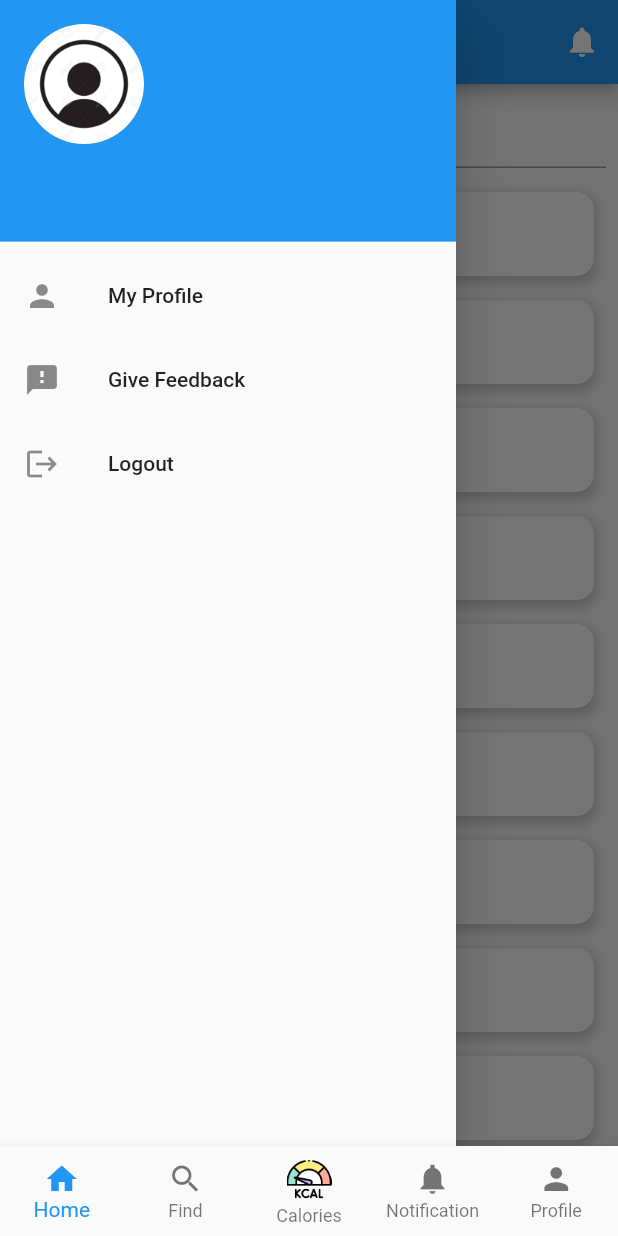
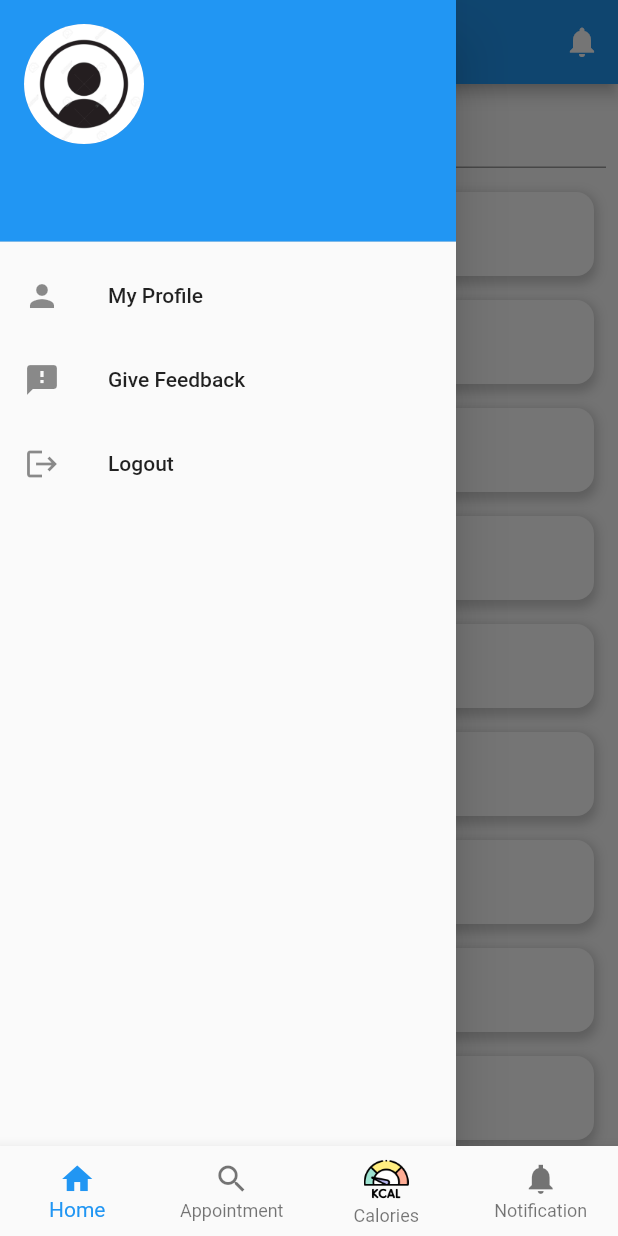
Before and after one commit to Nouman-Tasif/e-willness, a Flutter app: the TabScreen screen opened directly, scrolled down 576 dp, after a tap on the "menu" icon, on a phone screen of 412 x 824 dp. Run offline on Flutter 3.47's test engine with Material 2 defaults, Android fonts, the phone set to English and light mode, and no system bars; our stand-ins replace cloud_firestore, firebase_auth, firebase_core, firebase_messaging, firebase_storage, flutter_local_notifications and 6 more; missing offline and left inert: flutter_3d_choice_chip, pretty_gauge; accounts and stored records are empty; network calls fail.

Commit message:
notification added for all users

```diff
--- /dev/null
+++ b/lib/pushNotifications/notifications_services.dart
@@ -0,0 +1,127 @@
+import 'dart:math';
+
+import 'package:firebase_messaging/firebase_messaging.dart';
+import 'package:flutter/foundation.dart';
+import 'package:flutter/material.dart';
+import 'package:flutter_local_notifications/flutter_local_notifications.dart';
+import 'package:myproject/screen/notification_screen.dart';
+
+class NotificationService {
+  FirebaseMessaging messaging = FirebaseMessaging.instance;
+  final FlutterLocalNotificationsPlugin flutterLocalNotificationsPlugin = FlutterLocalNotificationsPlugin();
+  List<RemoteMessage> notifications = []; // Add this list to store notifications
+
+  void requestNotificationPermission() async {
+    NotificationSettings settings = await messaging.requestPermission(
+      alert: true,
+      announcement: true,
+      badge: true,
+      carPlay: true,
+      criticalAlert: true,
+      provisional: true,
+      sound: true,
+    );
+    if (settings.authorizationStatus == AuthorizationStatus.authorized) {
+      debugPrint("User granted permission");
+    } else if (settings.authorizationStatus == AuthorizationStatus.provisional) {
+      debugPrint("User granted provisional permission");
+    } else {
+      debugPrint("User granted no permission");
+    }
+  }
+
+  void initLocalNotifications(BuildContext context, RemoteMessage message) async {
+    var androidInitializationSettings = AndroidInitializationSettings('@mipmap/ic_launcher');
+    var iosInitializationSettings = DarwinInitializationSettings();
+    var initializeSetting = InitializationSettings(
+      android: androidInitializationSettings,
+      iOS: iosInitializationSettings,
+    );
+    await flutterLocalNotificationsPlugin.initialize(initializeSetting,
+        onDidReceiveNotificationResponse: (payload) {
+          handleMessage(message, context);
+        });
+  }
+
+  Future<void> showNotification(RemoteMessage message) async {
+    notifications.add(message); // Store the notification
+
+    AndroidNotificationChannel channel = AndroidNotificationChannel(
+      Random.secure().nextInt(1000).toString(),
+      "High Importance Notification",
+      importance: Importance.max,
+    );
+    AndroidNotificationDetails androidNotificationDetails = AndroidNotificationDetails(
+      channel.id.toString(), channel.name.toString(),
+      channelDescription: 'Your channel description',
+      importance: Importance.high,
+      ticker: 'ticker',
+      priority: Priority.high,
+    );
+
+    const DarwinNotificationDetails darwinNotificationDetails = DarwinNotificationDetails(
+      presentAlert: true, presentBadge: true, presentSound: true,
+    );
+    NotificationDetails notificationDetails = NotificationDetails(
+      android: androidNotificationDetails,
+      iOS: darwinNotificationDetails,
+    );
+
+    Future.delayed(Duration.zero, () {
+      flutterLocalNotificationsPlugin.show(
+        0,
+        message.notification?.title.toString(),
+        message.notification?.body.toString(),
+        notificationDetails,
+      );
+    });
+  }
+
+  Future<String> getDeviceToken() async {
+    String? token = await messaging.getToken();
+    debugPrint("Token: $token");
+    return token!;
+  }
+
+  Future<void> initialBackgroundMessage(BuildContext context) async {
+    RemoteMessage? remoteMessage = await FirebaseMessaging.instance.getInitialMessage();
+    if (remoteMessage != null) {
+      handleMessage(remoteMessage, context);
+    }
+    FirebaseMessaging.onMessageOpenedApp.listen((event) {
+      handleMessage(event, context);
+    });
+  }
+
+  void firebaseInitMessage(BuildContext context) {
+    FirebaseMessaging.onMessage.listen((message) {
+      if (kDebugMode) {
+        debugPrint(message.notification?.title.toString());
+        debugPrint(message.notification?.body.toString());
+        debugPrint(message.data.toString());
+      }
+
+      initLocalNotifications(context, message);
+      showNotification(message);
+    });
+  }
+
+  void handleMessage(RemoteMessage message, BuildContext context) {
+    if (message.data['type'] == 'drink') {
+      Navigator.push(
+        context,
+        MaterialPageRoute(
+          builder: (context) => NotificationScreen(
+            id: message.data['id'],
+          ),
+        ),
+      );
+    }
+  }
+
+  void isTokenRefresh() {
+    messaging.onTokenRefresh.listen((event) {
+      event.toString();
+    });
+  }
+}
--- a/lib/screen/home_screen.dart
+++ b/lib/screen/home_screen.dart
@@ -4,6 +4,7 @@ import 'package:flutter/material.dart';
 import 'package:fluttertoast/fluttertoast.dart';
 import 'package:myproject/constants/constatsvalue.dart';
 import 'package:myproject/screen/login_screen.dart';
+import 'package:myproject/screen/profile_screen.dart';
 import 'package:myproject/viewmodel/homescreen_viewmodel.dart';
 import 'package:provider/provider.dart';
 
@@ -89,7 +90,7 @@ class _HomeScreenState extends State<HomeScreen> {
                 leading: const Icon(Icons.person),
                 title: const Text('My Profile'),
                 onTap: () {
-                  // Navigate to My Profile screen
+                  Navigator.push(context, MaterialPageRoute(builder: (context) => ProfileScreen()));
                 },
               ),
               ListTile(
--- a/lib/screen/notification_screen.dart
+++ b/lib/screen/notification_screen.dart
@@ -1,127 +1,50 @@
 import 'package:flutter/material.dart';
-import 'package:cloud_firestore/cloud_firestore.dart';
-import 'package:intl/intl.dart';
-import 'package:flutter_local_notifications/flutter_local_notifications.dart';
+import 'package:myproject/pushNotifications/notifications_services.dart';
 
 class NotificationScreen extends StatefulWidget {
-  const NotificationScreen({super.key});
+  final String? id;
+
+  NotificationScreen({super.key, required this.id});
 
   @override
   _NotificationScreenState createState() => _NotificationScreenState();
 }
 
 class _NotificationScreenState extends State<NotificationScreen> {
-  List<Map<String, dynamic>> notifications = [];
-  FlutterLocalNotificationsPlugin flutterLocalNotificationsPlugin =
-  FlutterLocalNotificationsPlugin();
+  NotificationService notificationService = NotificationService();
 
   @override
   void initState() {
     super.initState();
-    fetchNotifications();
-    scheduleWaterReminderNotification();
-    initializeNotifications();
+    notificationService.firebaseInitMessage(context);
+    notificationService.requestNotificationPermission();
+    notificationService.initialBackgroundMessage(context);
+    notificationService.getDeviceToken().then((value) => {
+          debugPrint("Device token: $value"),
+        });
   }
 
-  void initializeNotifications() async {
-    const AndroidInitializationSettings initializationSettingsAndroid =
-    AndroidInitializationSettings('@mipmap/ic_launcher');
-
-    const InitializationSettings initializationSettings =
-    InitializationSettings(
-      android: initializationSettingsAndroid,
-
-    );
-    await flutterLocalNotificationsPlugin.initialize(initializationSettings);
-  }
-
-  void fetchNotifications() async {
-    QuerySnapshot snapshot = await FirebaseFirestore.instance
-        .collection('notifications')
-        .orderBy('createdAt', descending: true)
-        .get();
-    setState(() {
-      notifications = snapshot.docs
-          .map((doc) => doc.data() as Map<String, dynamic>)
-          .toList();
-    });
-  }
-
-  void scheduleWaterReminderNotification() async {
-    // Schedule a notification to remind the user to drink water after 30 minutes
-    DateTime now = DateTime.now();
-    DateTime waterReminderTime = now.add(const Duration(minutes: 30));
-
-    const AndroidNotificationDetails androidNotificationDetails =
-    AndroidNotificationDetails(
-      'channel_id',
-      'Channel Name',
-
-      importance: Importance.max,
-      priority: Priority.high,
-      ticker: 'ticker',
-    );
-
-    const NotificationDetails notificationDetails = NotificationDetails(
-      android: androidNotificationDetails,
-    );
-
-    await flutterLocalNotificationsPlugin.show(
-      0,
-      'Drink Water',
-      'It\'s time to drink water!',
-      notificationDetails,
-      payload: 'water_reminder',
-    );
-  }
   @override
   Widget build(BuildContext context) {
     return Scaffold(
       appBar: AppBar(
-        title: const Text('Notifications'),
+        title: Text('Notifications'),
       ),
       body: ListView.builder(
-        itemCount: notifications.length,
+        itemCount: notificationService.notifications.length,
         itemBuilder: (context, index) {
-          Map<String, dynamic> notification = notifications[index];
-          DateTime createdAt = (notification['createdAt'] as Timestamp).toDate();
-          return Padding(
-            padding: const EdgeInsets.symmetric(horizontal: 16.0, vertical: 8.0),
-            child: Card(
-              elevation: 4.0,
-              shape: RoundedRectangleBorder(
-                borderRadius: BorderRadius.circular(12.0),
-              ),
-              child: Padding(
-                padding: const EdgeInsets.all(16.0),
-                child: Column(
-                  crossAxisAlignment: CrossAxisAlignment.start,
-                  children: [
-                    Text(
-                      notification['title'],
-                      style: const TextStyle(
-                        fontSize: 18.0,
-                        fontWeight: FontWeight.bold,
-                      ),
-                    ),
-                    const SizedBox(height: 8.0),
-                    Text(
-                      notification['message'],
-                      style: const TextStyle(
-                        fontSize: 16.0,
-                      ),
-                    ),
-                    const SizedBox(height: 8.0),
-                    Text(
-                      'Created at: ${DateFormat('yyyy-MM-dd HH:mm').format(createdAt)}',
-                      style: const TextStyle(
-                        fontSize: 14.0,
-                        color: Colors.grey,
-                      ),
-                    ),
-                  ],
-                ),
-              ),
+          final notification = notificationService.notifications[index];
+          return Card(
+            margin: EdgeInsets.symmetric(vertical: 8.0, horizontal: 16.0),
+            child: ListTile(
+              leading: Icon(Icons.notifications),
+              title: Text(notification.notification?.title ?? 'No Title'),
+              subtitle: Text(notification.notification?.body ?? 'No Body'),
+              trailing: Text(
+                  notification.sentTime != null
+                      ? notification.sentTime!.toLocal().toString()
+                      : 'No Time',
+                  style: TextStyle(fontSize: 10)),
             ),
           );
         },
--- a/lib/screen/profile_screen.dart
+++ b/lib/screen/profile_screen.dart
@@ -1,10 +1,76 @@
+import 'package:cloud_firestore/cloud_firestore.dart';
 import 'package:flutter/material.dart';
 
+import '../constants/constatsvalue.dart';
+
 class ProfileScreen extends StatelessWidget {
-  const ProfileScreen({super.key});
-
   @override
   Widget build(BuildContext context) {
-    return Container();
+    return Scaffold(
+      appBar: AppBar(
+        title: Text('Profile'),
+      ),
+      body: FutureBuilder<DocumentSnapshot>(
+        future: FirebaseFirestore.instance
+            .collection("Doctor")
+            .doc(DynamicSize().user!.uid)
+
+            .get(),
+        builder: (context, snapshot) {
+          if (snapshot.connectionState == ConnectionState.waiting) {
+            return Center(child: CircularProgressIndicator());
+          } else if (snapshot.hasError) {
+            return Center(child: Text('Error: ${snapshot.error}'));
+          } else if (snapshot.hasData) {
+            var userData = snapshot.data!.data() as Map<String, dynamic>?;
+
+            if (userData == null) {
+              return Center(child: Text('No data available'));
+            }
+
+            return SingleChildScrollView(
+              padding: EdgeInsets.all(16.0),
+              child: Column(
+                children: [
+                  Center(
+                    child: CircleAvatar(
+                      radius: 50,
+                      backgroundImage: NetworkImage(userData['profileImage'] ?? 'assets/images/avatar3.jpeg'),
+                    ),
+                  ),
+                  SizedBox(height: 16),
+                  Card(
+                    elevation: 4,
+                    margin: EdgeInsets.symmetric(vertical: 8),
+                    child: ListTile(
+                      title: Text('Full Name'),
+                      subtitle: Text(userData['fullName'] ?? 'N/A'),
+                    ),
+                  ),
+                  Card(
+                    elevation: 4,
+                    margin: EdgeInsets.symmetric(vertical: 8),
+                    child: ListTile(
+                      title: Text('Date of Birth'),
+                      subtitle: Text(userData['dob'] ?? 'N/A'),
+                    ),
+                  ),
+                  Card(
+                    elevation: 4,
+                    margin: EdgeInsets.symmetric(vertical: 8),
+                    child: ListTile(
+                      title: Text('Address'),
+                      subtitle: Text(userData['address'] ?? 'N/A'),
+                    ),
+                  ),
+                ],
+              ),
+            );
+          } else {
+            return Center(child: Text('No data available'));
+          }
+        },
+      ),
+    );
   }
 }
--- a/lib/screen/tab_screen.dart
+++ b/lib/screen/tab_screen.dart
@@ -3,7 +3,6 @@ import 'package:myproject/screen/calculate_calories.dart';
 import 'package:myproject/screen/doctor_recomendation.dart';
 import 'package:myproject/screen/home_screen.dart';
 import 'package:myproject/screen/profile_screen.dart';
-import 'package:myproject/screen/records_screen.dart';
 import 'package:myproject/viewmodel/tab_viewmodel.dart';
 import 'package:provider/provider.dart';
 
@@ -23,8 +22,8 @@ class TabScreen extends StatelessWidget {
               HomeScreen(),
               DoctorRecommendation(),
               CaloriesCalculator(),
-              NotificationScreen(),
-              const ProfileScreen(), // New tab
+              NotificationScreen( id: '',),
+               ProfileScreen(), // New tab
             ],
           ),
           bottomNavigationBar: BottomNavigationBar(
@@ -38,7 +37,7 @@ class TabScreen extends StatelessWidget {
               ),
               const BottomNavigationBarItem(
                 icon: Icon(Icons.search),
-                label: 'Find',
+                label: 'Appointment',
               ),
               BottomNavigationBarItem(
                 icon: Image.asset(
@@ -51,10 +50,10 @@ class TabScreen extends StatelessWidget {
                 icon: Icon(Icons.notifications_sharp),
                 label: 'Notification',
               ),
-              const BottomNavigationBarItem(
-                icon: Icon(Icons.person),
-                label: 'Profile',
-              ),
+              // const BottomNavigationBarItem(
+              //   icon: Icon(Icons.person),
+              //   label: 'Profile',
+              // ),
             ],
           ),
         );
```
Also changed, not shown: lib/main.dart (+9 -2 lines), lib/model/notification_modell.dart (added, +10 -0 lines), lib/screen/doctor_profile.dart (+8 -3 lines), assets/images/ewillnessapp.png (added), 2 other files.
